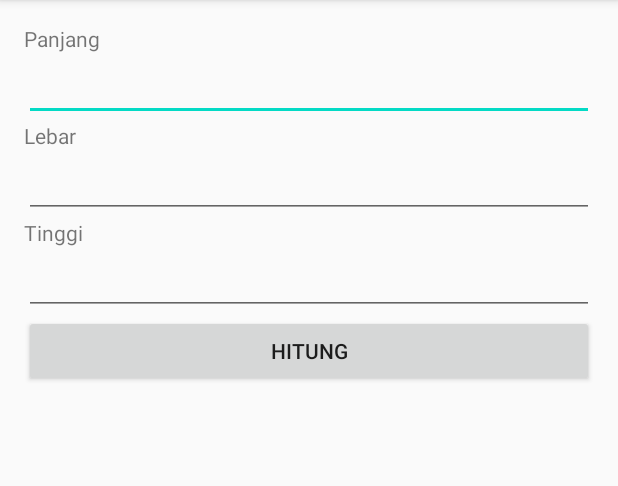
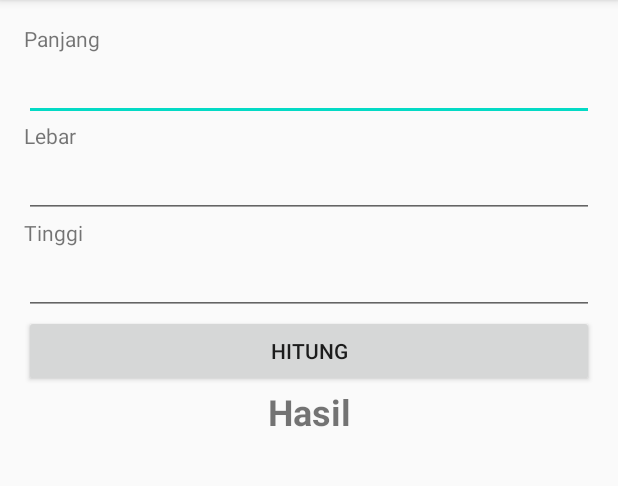
Before and after one commit to andiniafriyanti/Calculator, an Android app: the screen it shows after launch (MainActivity), on a phone screen of 412 x 824 dp, the part 84-570 px from its top. Run offline under Robolectric (Android 15) with nearby library versions, the phone set to English and light mode, and no system bars.

Commit message:
Hasil Calculator

```diff
--- a/app/src/main/java/com/dicoding/calculatordicoding/MainActivity.kt
+++ b/app/src/main/java/com/dicoding/calculatordicoding/MainActivity.kt
@@ -2,10 +2,86 @@ package com.dicoding.calculatordicoding
 
 import androidx.appcompat.app.AppCompatActivity
 import android.os.Bundle
+import android.view.View
+import android.widget.Button
+import android.widget.EditText
+import android.widget.TextView
+import java.lang.NumberFormatException
 
-class MainActivity : AppCompatActivity() {
+class MainActivity : AppCompatActivity(),View.OnClickListener {
+    private lateinit var edtPanjang: EditText
+    private lateinit var edtLebar: EditText
+    private lateinit var edtTinggi: EditText
+    private lateinit var btnHitung: Button
+    private lateinit var tvHasil: TextView
+
+
+
     override fun onCreate(savedInstanceState: Bundle?) {
         super.onCreate(savedInstanceState)
         setContentView(R.layout.activity_main)
+
+        edtPanjang=findViewById(R.id.edt_panjang)
+        edtLebar= findViewById(R.id.edt_lebar)
+        edtTinggi= findViewById(R.id.edt_tinggi)
+        btnHitung= findViewById(R.id.btn_hitung)
+        tvHasil= findViewById(R.id.tv_hasil)
+
+        btnHitung.setOnClickListener(this)
+    }
+
+    override fun onClick(v: View) {
+        if (v.id == R.id.btn_hitung){
+            val inputPanjang = edtPanjang.text.toString().trim()
+            val inputLebar = edtLebar.text.toString().trim()
+            val inputTinggi = edtTinggi.text.toString().trim()
+
+            var isEmptyFields = false
+            var isInvalidDouble = false
+
+            if (inputPanjang.isEmpty()){
+                isEmptyFields = true
+                edtPanjang.error = "Field Tidak Boleh Kosong"
+            }
+            if (inputLebar.isEmpty()){
+                isEmptyFields = true
+                edtLebar.error = "Field Tidak Boleh Kosong"
+            }
+            if (inputTinggi.isEmpty()){
+                isEmptyFields = true
+                edtTinggi.error = "Field Tidak Boleh Kosong"
+            }
+
+            val panjang = toDouble(inputPanjang)
+            val tinggi = toDouble(inputLebar)
+            val lebar = toDouble(inputTinggi)
+
+            if(panjang == null){
+                isInvalidDouble = true
+                edtPanjang.error = "Field ini harus berupa nomer yang valid"
+            }
+
+            if (lebar == null) {
+                isInvalidDouble = true
+                edtLebar.error = "Field ini harus berupa nomer yang valid"
+            }
+            if (tinggi == null) {
+                isInvalidDouble = true
+                edtTinggi.error = "Field ini harus berupa nomer yang valid"
+            }
+
+            if (!isEmptyFields && !isInvalidDouble) {
+                val volume = panjang as Double * lebar as Double * tinggi as Double
+                tvHasil.text = volume.toString()
+            }
+
+        }
+    }
+    private fun toDouble(str: String): Double?{
+        return try {
+            str.toDouble()
+        } catch (e:NumberFormatException){
+            null
+        }
     }
 }
--- a/app/src/main/res/layout/activity_main.xml
+++ b/app/src/main/res/layout/activity_main.xml
@@ -8,7 +8,7 @@
     <TextView
         android:layout_width="match_parent"
         android:layout_height="wrap_content"
-        android:text="Panjang"/>
+        android:text="@string/panjang"/>
 
     <EditText
         android:id="@+id/edt_panjang"
@@ -20,7 +20,7 @@
     <TextView
         android:layout_width="match_parent"
         android:layout_height="wrap_content"
-        android:text="Lebar"/>
+        android:text="@string/lebar"/>
 
     <EditText
         android:id="@+id/edt_lebar"
@@ -32,7 +32,7 @@
     <TextView
         android:layout_width="match_parent"
         android:layout_height="wrap_content"
-        android:text="Tinggi"/>
+        android:text="@string/tinggi"/>
 
     <EditText
         android:id="@+id/edt_tinggi"
@@ -45,10 +45,14 @@
         android:id="@+id/btn_hitung"
         android:layout_width="match_parent"
         android:layout_height="wrap_content"
-        android:text="Hitung"/>
+        android:text="@string/hitung"/>
 
     <TextView
         android:id="@+id/tv_hasil"
         android:layout_width="match_parent"
-        android:layout_height="wrap_content"/>
+        android:layout_height="wrap_content"
+        android:gravity="center"
+        android:text="@string/hasil"
+        android:textSize="24sp"
+        android:textStyle="bold"/>
 </LinearLayout>
--- a/app/src/main/res/values/strings.xml
+++ b/app/src/main/res/values/strings.xml
@@ -1,3 +1,8 @@
 <resources>
     <string name="app_name">CalculatorDicoding</string>
+    <string name="panjang">Panjang</string>
+    <string name="lebar">Lebar</string>
+    <string name="tinggi">Tinggi</string>
+    <string name="hitung">Hitung</string>
+    <string name="hasil">Hasil</string>
 </resources>
```
